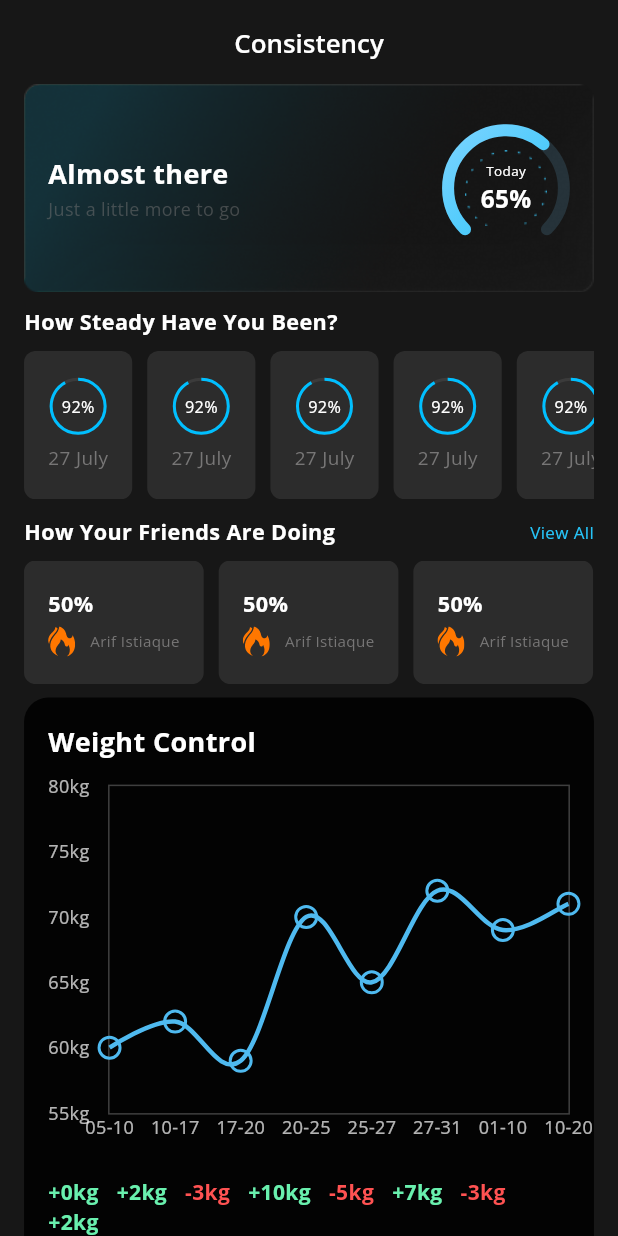
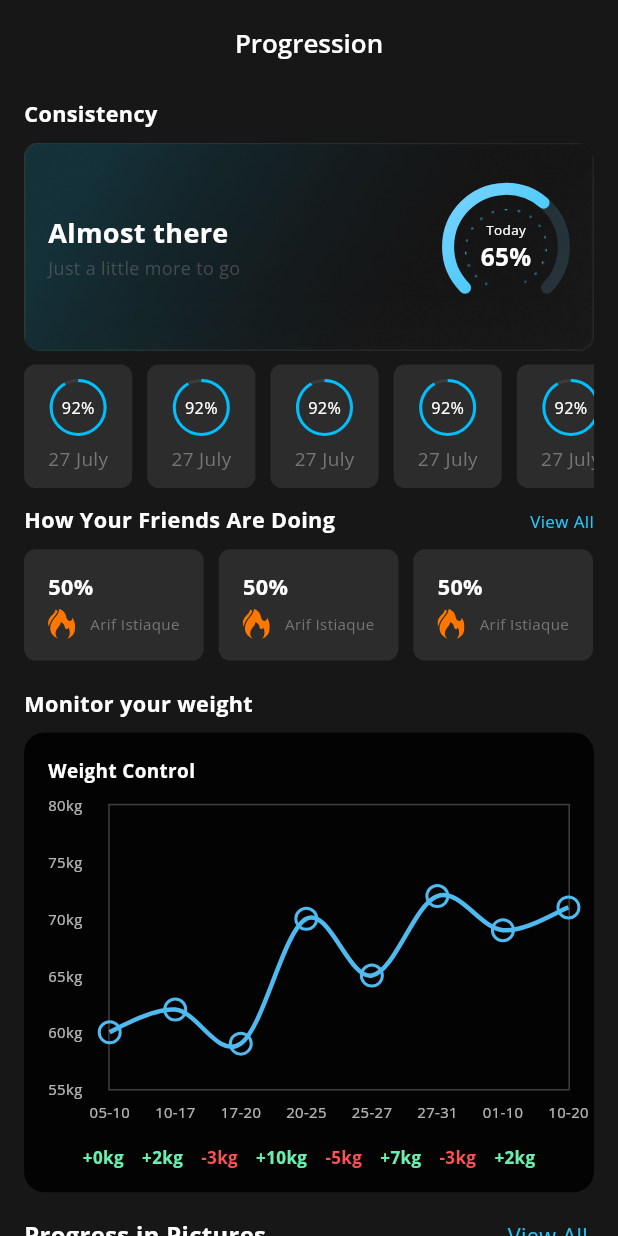
Before and after one commit to RakibulIslam10/Tailored-Eats, a Flutter app: the ConsistencyScreenMobile screen opened directly, on a phone screen of 412 x 824 dp. Run offline on Flutter 3.47's test engine with Material 3 defaults, Android fonts, the phone set to English and light mode, and no system bars; drawn by our look-alikes of fl_chart; our stand-ins replace cached_network_image, country_picker, flutter_screenutil, flutter_svg, get, get_storage and 5 more; accounts and stored records are empty; network calls fail.

Commit message:
issue fixed

```diff
--- a/lib/views/consistency/screen/consistency_screen_mobile.dart
+++ b/lib/views/consistency/screen/consistency_screen_mobile.dart
@@ -6,19 +6,21 @@ class ConsistencyScreenMobile extends GetView<ConsistencyController> {
   @override
   Widget build(BuildContext context) {
     return Scaffold(
-      appBar: CommonAppBar(title: "Consistency", isBack: false),
+      appBar: CommonAppBar(title: "Progression", isBack: false),
       body: SafeArea(
         child: ListView(
           padding: Dimensions.defaultHorizontalSize.edgeHorizontal,
           children: [
-            const CircularProgressWidget(percentage: 0.65),
             TextWidget(
-              'How Steady Have You Been?',
+              'Consistency',
               fontWeight: FontWeight.bold,
               padding: Dimensions.heightSize.edgeVertical,
             ),
+            const CircularProgressWidget(percentage: 0.65),
+            Space.height.v10,
+
             SizedBox(
-              height: MediaQuery.of(context).size.height * 0.12,
+              height: MediaQuery.of(context).size.height * 0.10,
               child: ListView(
                 scrollDirection: Axis.horizontal,
                 physics: BouncingScrollPhysics(),
@@ -31,6 +33,11 @@ class ConsistencyScreenMobile extends GetView<ConsistencyController> {
             ),
             const FriendsProgressWidget(),
             Space.height.v10,
+            TextWidget(
+              'Monitor your weight',
+              fontWeight: FontWeight.bold,
+              padding: Dimensions.heightSize.edgeVertical,
+            ),
             const WeightChartWidget(),
             ReusableImageProgress(
               title: 'Progress in Pictures',
--- a/lib/views/consistency/widget/weight_chart_widget.dart
+++ b/lib/views/consistency/widget/weight_chart_widget.dart
@@ -10,22 +10,22 @@ class WeightChartWidget extends GetView<ConsistencyController> {
         padding: const EdgeInsets.all(16),
         decoration: BoxDecoration(
           color: Colors.black87,
-          borderRadius: BorderRadius.circular(16),
+          borderRadius: BorderRadius.circular(15.r),
         ),
         child: Column(
           crossAxisAlignment: CrossAxisAlignment.start,
           children: [
-            const Text(
+            Text(
               "Weight Control",
               style: TextStyle(
                 color: Colors.white,
-                fontSize: 18,
+                fontSize: 14.sp,
                 fontWeight: FontWeight.bold,
               ),
             ),
-            const SizedBox(height: 16),
+            Space.height.v15,
             SizedBox(
-              height: 250,
+              height: 240.h,
               child: LineChart(
                 LineChartData(
                   backgroundColor: Colors.transparent,
@@ -38,17 +38,20 @@ class WeightChartWidget extends GetView<ConsistencyController> {
                           final index = value.toInt();
                           if (index >= 0 &&
                               index < controller.weightList.length) {
-                            return Text(
+                            return Padding(
+                              padding:  EdgeInsets.only(top: 8.0.h),
+                              child: Text(
                                 controller.weightList[index].label,
-                              style: const TextStyle(
+                                style: TextStyle(
                                   color: Colors.white70,
-                                fontSize: 12,
+                                  fontSize: 11.sp,
+                                ),
                               ),
                             );
                           }
                           return const Text('');
                         },
-                        reservedSize: 30,
+                        reservedSize: 25,
                       ),
                     ),
                     leftTitles: AxisTitles(
@@ -58,13 +61,13 @@ class WeightChartWidget extends GetView<ConsistencyController> {
                         getTitlesWidget: (value, _) {
                           return Text(
                             '${value.toInt()}kg',
-                            style: const TextStyle(
+                            style: TextStyle(
                               color: Colors.white70,
-                              fontSize: 12,
+                              fontSize: 11.sp,
                             ),
                           );
                         },
-                        reservedSize: 40,
+                        reservedSize: 40.w,
                       ),
                     ),
                     rightTitles: AxisTitles(
@@ -107,13 +110,15 @@ class WeightChartWidget extends GetView<ConsistencyController> {
                 ),
               ),
             ),
-            const SizedBox(height: 12),
-            Wrap(
-              spacing: 12,
+            SizedBox(height: 12.h),
+            Center(
+              child: Wrap(
+                spacing: 12.w,
                 children: controller.weightList.map((e) {
                   return Text(
                     e.change,
                     style: TextStyle(
+                      fontSize: Dimensions.titleSmall * 0.9,
                       color: e.change.startsWith('+')
                           ? Colors.greenAccent
                           : Colors.redAccent,
@@ -122,6 +127,7 @@ class WeightChartWidget extends GetView<ConsistencyController> {
                   );
                 }).toList(),
               ),
+            ),
           ],
         ),
       );
--- a/lib/views/friends/widget/all_friends_widget.dart
+++ b/lib/views/friends/widget/all_friends_widget.dart
@@ -54,7 +54,7 @@ class AllFriendsWidget extends GetView<FriendsController> {
                           fontWeight: FontWeight.bold,
                         ),
                         TextWidget(
-                          'Loose weight',
+                          'Lose weight',
                           fontSize: Dimensions.titleSmall,
                           color: CustomColors.grayShade,
                         ),
--- a/lib/views/friends/widget/friends_request_widget.dart
+++ b/lib/views/friends/widget/friends_request_widget.dart
@@ -54,7 +54,7 @@ class FriendsRequestWidget extends GetView<FriendsController> {
                           fontWeight: FontWeight.bold,
                         ),
                         TextWidget(
-                          'Loose weight',
+                          'Lose weight',
                           fontWeight: FontWeight.w500,
 
                           fontSize: Dimensions.titleSmall,
--- a/lib/views/home/widget/friends_progress_widget.dart
+++ b/lib/views/home/widget/friends_progress_widget.dart
@@ -26,7 +26,7 @@ class FriendsProgressWidget extends GetView<HomeController> {
        ],),
      ),
         SizedBox(
-          height: MediaQuery.of(context).size.height * 0.10,
+          height: MediaQuery.of(context).size.height * 0.09,
           child: ListView.builder(
             itemCount: 10,
             shrinkWrap: true,
--- a/lib/views/navigation/widget/navigation_bar_widget.dart
+++ b/lib/views/navigation/widget/navigation_bar_widget.dart
@@ -62,7 +62,7 @@ class NavigationBarWidget extends StatelessWidget {
               Expanded(
                 child: BottomBarWidget(
                   path: Assets.icons.component86,
-                  label: 'Consistency',
+                  label: 'Progression',
                   index: 3,
                 ),
               ),
--- a/lib/views/profile/widget/profile_header_widget.dart
+++ b/lib/views/profile/widget/profile_header_widget.dart
@@ -32,7 +32,7 @@ class ProfileHeaderWidget extends GetView<ProfileController> {
                 ),
                 Space.height.v5,
                 TextWidget(
-                  'Loose Weight',
+                  'Lose weight',
                   fontSize: Dimensions.titleSmall,
                   color: CustomColors.secondaryDarkText,
                 ),
--- a/lib/views/profile_creation/widget/last_widget.dart
+++ b/lib/views/profile_creation/widget/last_widget.dart
@@ -64,6 +64,7 @@ class DailyCalorieIntake extends StatelessWidget {
                 ],
               ),
 
+              TextWidget("You are now ready to view your fully customised plan"),
               Space.height.v100,
             ],
           ),
--- a/lib/views/splash/controller/splash_controller.dart
+++ b/lib/views/splash/controller/splash_controller.dart
@@ -6,7 +6,7 @@ class SplashController extends GetxController {
   void onReady() {
     super.onReady();
     Future.delayed(Duration(seconds: 2), () {
-      Get.offAllNamed(Routes.welcomeScreen);
+      Get.offAllNamed(Routes.profileCreationScreen);
     });
   }
 }
--- a/lib/widgets/date_picker_widget.dart
+++ b/lib/widgets/date_picker_widget.dart
@@ -49,6 +49,7 @@ class _DatePickerWidgetState extends State<DatePickerWidget> {
             ),
             textButtonTheme: TextButtonThemeData(
               style: TextButton.styleFrom(
+
                 foregroundColor: CustomColors.primary, // Button text color
               ),
             ),
```
Also changed, not shown: lib/views/home/screen/home_screen_mobile.dart (+5 -3 lines), lib/views/profile_creation/controller/profile_creation_controller.dart (+2 -8 lines), lib/views/profile_creation/screen/profile_creation_screen_mobile.dart (+8 -2 lines), lib/views/profile_creation/widget/gender_view_widget.dart (+12 -2 lines). Lines whose indentation alone changed are shown as unchanged.
